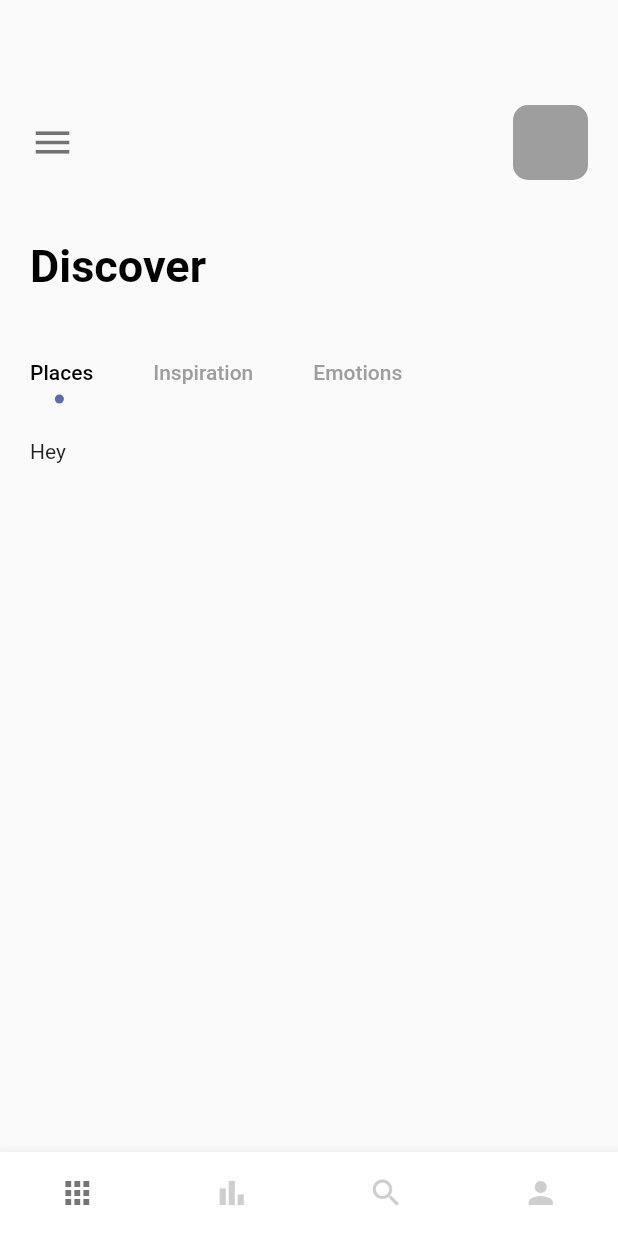
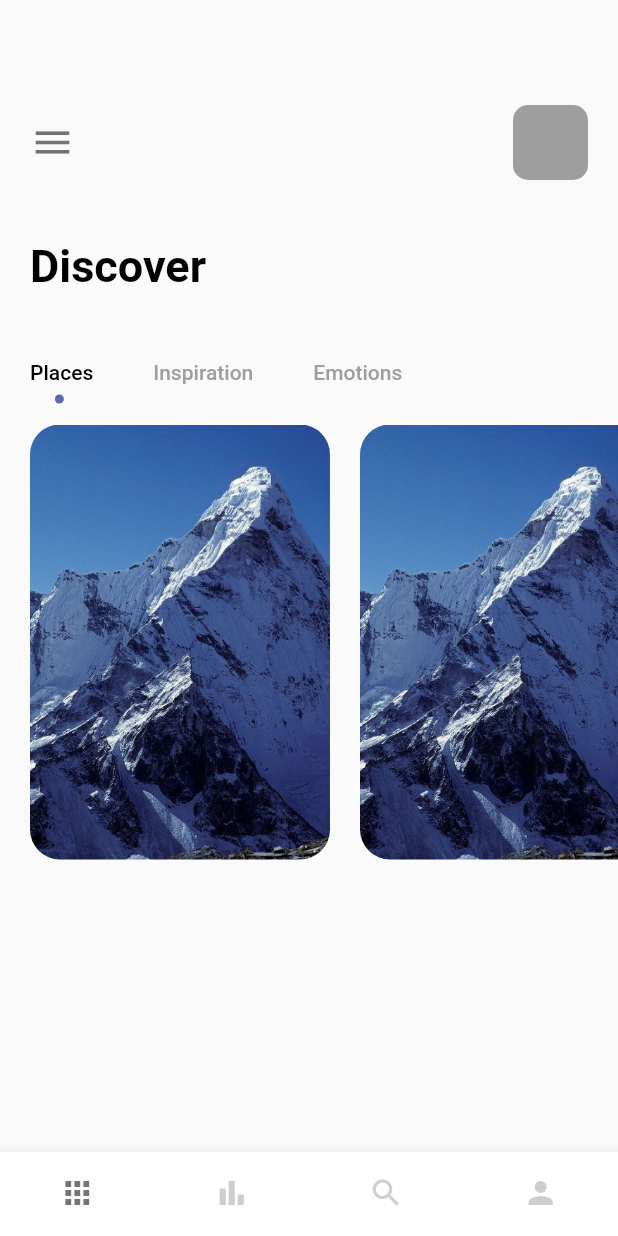
Before and after one commit to Jos620/travel_app, a Flutter app: the screen it shows after launch, on a phone screen of 412 x 824 dp. Run offline on Flutter 3.47's test engine with Material 2 defaults, Android fonts, the phone set to English and light mode, and no system bars.

Commit message:
Add image carousel

```diff
--- a/lib/pages/nav_pages/home_page.dart
+++ b/lib/pages/nav_pages/home_page.dart
@@ -1,5 +1,7 @@
 import 'package:flutter/material.dart';
 import 'package:travel_app/constants/colors.dart';
+import 'package:travel_app/widgets/carousel/image_carousel.dart';
+import 'package:travel_app/widgets/misc/circle_tab_indicator.dart';
 import 'package:travel_app/widgets/typography/heading.dart';
 
 class HomePage extends StatefulWidget {
@@ -10,6 +12,13 @@ class HomePage extends StatefulWidget {
 }
 
 class _HomePageState extends State<HomePage> with TickerProviderStateMixin {
+  List placeList = [
+    // todo: add pictures
+    'mountain.jpeg',
+    'mountain.jpeg',
+    'mountain.jpeg',
+  ];
+
   @override
   Widget build(BuildContext context) {
     TabController _tabController = TabController(length: 3, vsync: this);
@@ -76,16 +85,15 @@ class _HomePageState extends State<HomePage> with TickerProviderStateMixin {
                     ],
                   ),
                 ),
-                Container(
+                SizedBox(
                   height: 300,
                   width: double.maxFinite,
-                  padding: const EdgeInsets.all(20),
                   child: TabBarView(
                     controller: _tabController,
-                    children: const [
-                      Text('Hey'),
-                      Text('Hey There'),
-                      Text('Hey Again'),
+                    children: [
+                      ImageCarousel(list: placeList),
+                      const Center(child: Text('Inspiration carousel')),
+                      const Center(child: Text('Emotions carousel')),
                     ],
                   ),
                 )
@@ -97,39 +105,3 @@ class _HomePageState extends State<HomePage> with TickerProviderStateMixin {
     );
   }
 }
-
-class CircleTabIndicator extends Decoration {
-  final Color color;
-  final double radius;
-
-  const CircleTabIndicator({required this.color, required this.radius});
-
-  @override
-  BoxPainter createBoxPainter([VoidCallback? onChanged]) {
-    return _CircleTabIndicatorPainter(
-      color: color,
-      radius: radius,
-    );
-  }
-}
-
-class _CircleTabIndicatorPainter extends BoxPainter {
-  final Color color;
-  final double radius;
-
-  _CircleTabIndicatorPainter({required this.color, required this.radius});
-
-  @override
-  void paint(Canvas canvas, Offset offset, ImageConfiguration configuration) {
-    Paint _paint = Paint();
-    _paint.color = color;
-    _paint.isAntiAlias = true;
-
-    final Offset circleOffset = Offset(
-      configuration.size!.width / 2 - radius / 2,
-      configuration.size!.height - radius - 4,
-    );
-
-    canvas.drawCircle(offset + circleOffset, radius, _paint);
-  }
-}
--- /dev/null
+++ b/lib/widgets/carousel/image_carousel.dart
@@ -0,0 +1,34 @@
+import 'package:flutter/material.dart';
+
+class ImageCarousel extends StatelessWidget {
+  const ImageCarousel({
+    Key? key,
+    required this.list,
+  }) : super(key: key);
+
+  final List list;
+
+  @override
+  Widget build(BuildContext context) {
+    return ListView.builder(
+      padding: const EdgeInsets.only(right: 20),
+      itemCount: list.length,
+      scrollDirection: Axis.horizontal,
+      itemBuilder: (BuildContext context, int index) {
+        return Container(
+          margin: const EdgeInsets.only(left: 20, top: 10),
+          width: 200,
+          height: 300,
+          decoration: BoxDecoration(
+            borderRadius: BorderRadius.circular(20),
+            color: Colors.white,
+            image: DecorationImage(
+              image: AssetImage('assets/img/${list[index]}'),
+              fit: BoxFit.cover,
+            ),
+          ),
+        );
+      },
+    );
+  }
+}
```
